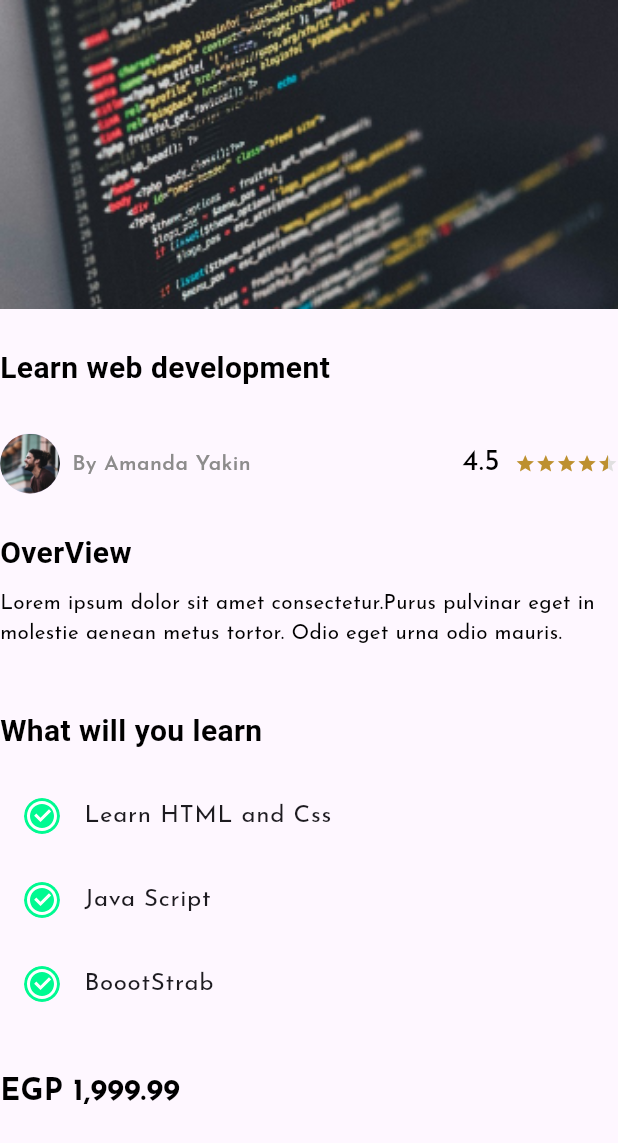
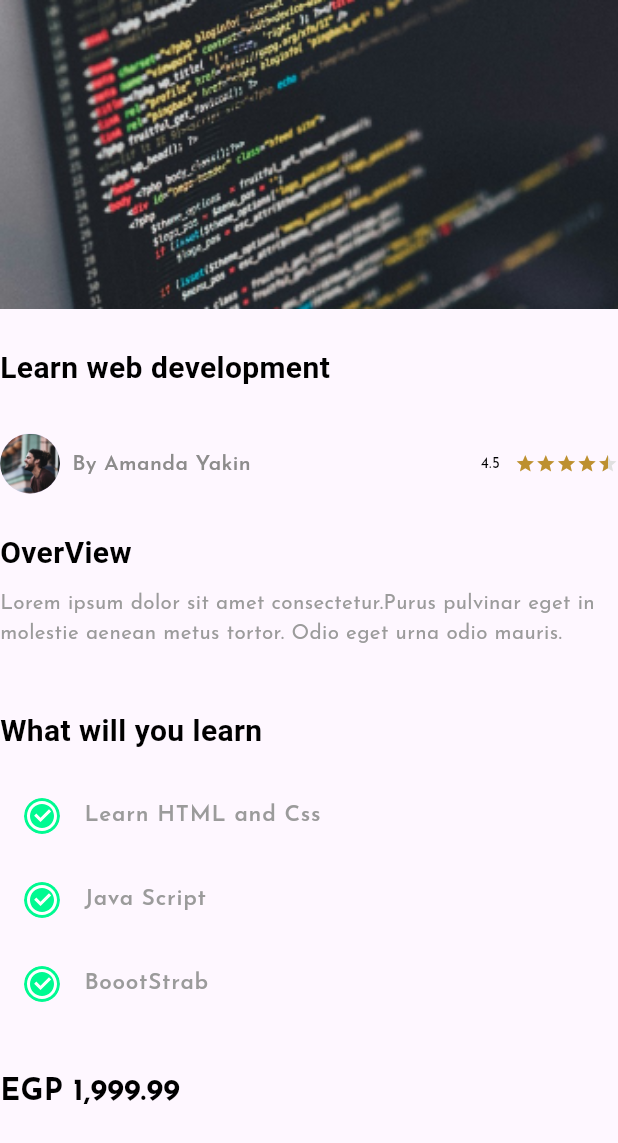
Before and after one commit to rowanibrahem/afro_app, a Flutter app: what buildCourseImageAndDetails() shows on an empty page, opened directly, on a phone screen of 412 x 824 dp. Shown: the top 1143 px of the screen. Run offline on Flutter 3.47's test engine with Material 3 defaults, Android fonts, the light colour scheme and no system bars; drawn by our look-alikes of flutter_rating_bar; our stand-ins replace animated_notch_bottom_bar, animated_text_kit, bloc, dartz, device_preview, dio and 9 more; missing offline and left inert: flutter_paypal_payment, flutter_stripe; accounts and stored records are empty.

Commit message:
fix some issues in UI

```diff
--- a/lib/core/constants/assets_icons.dart
+++ b/lib/core/constants/assets_icons.dart
@@ -4,7 +4,7 @@
   static const profile = "assets/icons/profile/profile.svg";
   static const emoji = "assets/icons/home/emoji _hand.svg";
   static const google = "assets/icons/log_in/google.svg";
-  static const paybal = "assets/icons/payment/pay.svg";
+  static const paybal = "assets/icons/payment/paypal.svg";
   static const card = "assets/icons/payment/credit_card.svg";
   static const checkCard = "assets/icons/home/check_icon.svg";
   static const popUp = "assets/icons/home/pop_up.svg";
--- a/lib/core/shared_widget/custom_appbar.dart
+++ b/lib/core/shared_widget/custom_appbar.dart
@@ -19,7 +19,7 @@
       leading: IconButton(
         icon: const Icon(Icons.arrow_back),
         onPressed: () {
-          // Navigator.pop(context);
+          Navigator.pop(context);
         },
       ),
       actions: [
--- a/lib/features/course_details/presentation/views/widgets/build_course_image.dart
+++ b/lib/features/course_details/presentation/views/widgets/build_course_image.dart
@@ -1,4 +1,5 @@
 import 'package:afro_app/core/constants/assets_images.dart';
+import 'package:afro_app/core/theme/colors.dart';
 import 'package:afro_app/core/theme/styles.dart';
 import 'package:afro_app/features/course_details/presentation/views/widgets/list_view_items_learn.dart';
 import 'package:afro_app/features/course_details/presentation/views/widgets/rating.dart';
@@ -30,7 +31,7 @@
         ),
          Text(
           'Lorem ipsum dolor sit amet consectetur.Purus pulvinar eget in molestie aenean metus tortor. Odio eget urna odio mauris.',
-          style: Styles.textStyle12,
+          style: Styles.textStyle12.copyWith(color: ColorApp.greyCart),
         ),
         const SizedBox(height: 40),
         Text(
--- a/lib/features/course_details/presentation/views/widgets/list_view_item.dart
+++ b/lib/features/course_details/presentation/views/widgets/list_view_item.dart
@@ -1,4 +1,6 @@
- import 'package:flutter/material.dart';
+ import 'package:afro_app/core/theme/colors.dart';
+import 'package:afro_app/core/theme/styles.dart';
+import 'package:flutter/material.dart';
 
 Widget buildListItem(String text, Widget leadingWidget) {
     return ListTile(
@@ -7,6 +9,9 @@
       height: 24,
       child: leadingWidget,
     ),
-      title: Text(text),
+      title: Text(
+        text,
+        style: Styles.textStyle18.copyWith(color: ColorApp.greyCart , fontSize: 15),
+        ),
     );
   }
--- a/lib/features/course_details/presentation/views/widgets/pop_up.dart
+++ b/lib/features/course_details/presentation/views/widgets/pop_up.dart
@@ -19,11 +19,12 @@
               children: [
                 SvgPicture.asset(
                   AssetIcons.popUp,
+
                 ),
                 const SizedBox(height: 20),
                  Text(
                   'Added to cart successfully!! ',
-                  style: Styles.textStyle24.copyWith(fontSize: 20),
+                  style: Styles.textStyle24.copyWith(fontSize: 15),
                 ),
               ],
             ),
--- a/lib/features/course_details/presentation/views/widgets/rating.dart
+++ b/lib/features/course_details/presentation/views/widgets/rating.dart
@@ -34,7 +34,7 @@
           const Spacer(),
            Text(
             '4.5',
-            style: Styles.textStyle12.copyWith(fontSize: 20),
+            style: Styles.textStyle12.copyWith(fontSize: 10),
           ),
           const SizedBox(
             width: 10,
--- a/lib/features/home_screen/presentation/views/widgets/category_list_view.dart
+++ b/lib/features/home_screen/presentation/views/widgets/category_list_view.dart
@@ -18,7 +18,6 @@
   @override
   Widget build(BuildContext context) {
     return  Column(
-
         children: [
           TabBar(
             indicatorColor: ColorApp.primaryColor,
--- a/lib/features/on_boarding/presentation/views/widgets/on_boarding_body.dart
+++ b/lib/features/on_boarding/presentation/views/widgets/on_boarding_body.dart
@@ -25,7 +25,7 @@
   void initState() {
     super.initState();
     _controller = AnimationController(
-      duration: const Duration(seconds: 1),
+      duration: const Duration(seconds: 3),
       vsync: this,
     );
     _animation = Tween<Offset>(
--- a/lib/features/payment/presentation/views/widgets/pay_method_item.dart
+++ b/lib/features/payment/presentation/views/widgets/pay_method_item.dart
@@ -1,3 +1,4 @@
+import 'package:afro_app/core/theme/colors.dart';
 import 'package:flutter/material.dart';
 import 'package:flutter_svg/svg.dart';
 class PayListItem extends StatelessWidget {
@@ -13,13 +14,13 @@
       decoration: ShapeDecoration(
         shape: RoundedRectangleBorder(
           side: BorderSide(width: 1.50,
-            color: isActive ? const Color(0xFF34A853) : Colors.grey,
+            color: isActive ? ColorApp.primaryColor : Colors.grey,
           ),
           borderRadius: BorderRadius.circular(15),
         ),
         shadows: [
           BoxShadow(
-            color: isActive ? const Color(0xFF34A853) : Colors.grey,
+            color: isActive ? ColorApp.primaryColor : Colors.grey,
             blurRadius: 4,
           ),
         ],
--- a/lib/features/splash_screen/presentation/views/widgets/splash_body.dart
+++ b/lib/features/splash_screen/presentation/views/widgets/splash_body.dart
@@ -44,7 +44,7 @@
 
   // Function to navigate to the next screen
   void navigateToNextScreen() {
-    Future.delayed(const Duration(seconds: 10), () {
+    Future.delayed(const Duration(seconds: 4), () {
       Navigator.pushReplacement(
         context,
         MaterialPageRoute(builder: (context) => const OnboardingView()),
@@ -70,7 +70,7 @@
               child: AnimatedTextKit(
                 animatedTexts: [
                   WavyAnimatedText('Welcome'),
-                  WavyAnimatedText('Afro Asian Board '),
+                  // WavyAnimatedText('Afro Asian Board '),
                 ],
                 // isRepeatingAnimation: true,
                 onTap: () {
```
Also changed, not shown: lib/features/home_screen/presentation/views/widgets/custom_course_image.dart (+4 -6 lines).
